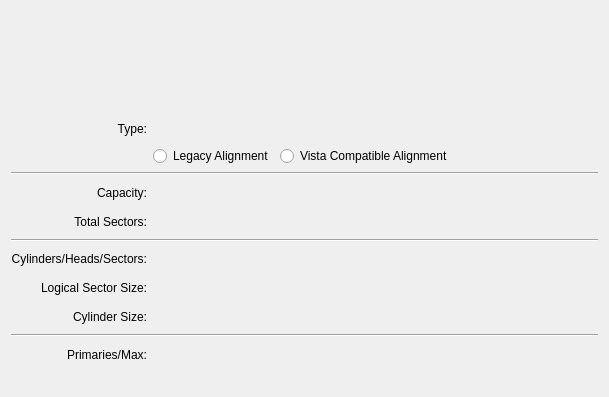
Qt form src/gui/devicepropswidgetbase.ui (KDE/partitionmanager) before a commit.
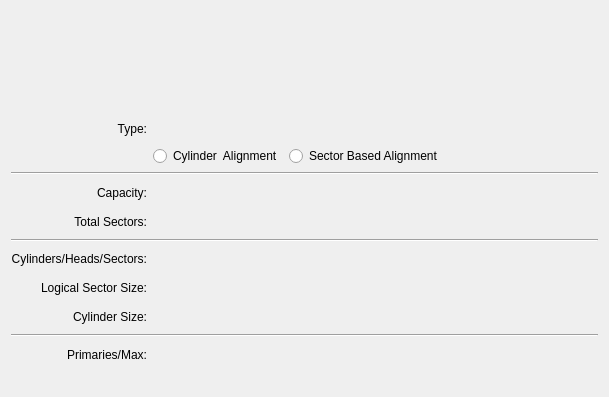
The same form after that commit. Custom widgets are drawn as their Qt base class.

Commit message: rename msdos_vista to msdos and make sure to use sector-based-alignment instead of vista. also use cylinder based instead of msdos legacy.

```diff
--- a/src/gui/devicepropswidgetbase.ui
+++ b/src/gui/devicepropswidgetbase.ui
@@ -83,14 +83,14 @@
      <item>
       <widget class="QRadioButton" name="m_RadioLegacy">
        <property name="text">
-        <string>Legacy Alignment</string>
+        <string>Cylinder  Alignment</string>
        </property>
       </widget>
      </item>
      <item>
       <widget class="QRadioButton" name="m_RadioVista">
        <property name="text">
-        <string>Vista Compatible Alignment</string>
+        <string>Sector Based Alignment</string>
        </property>
       </widget>
      </item>
```
Left out of the diff: 4 changed lines with no effect on the pictures. The commit also changes 10 other files.
